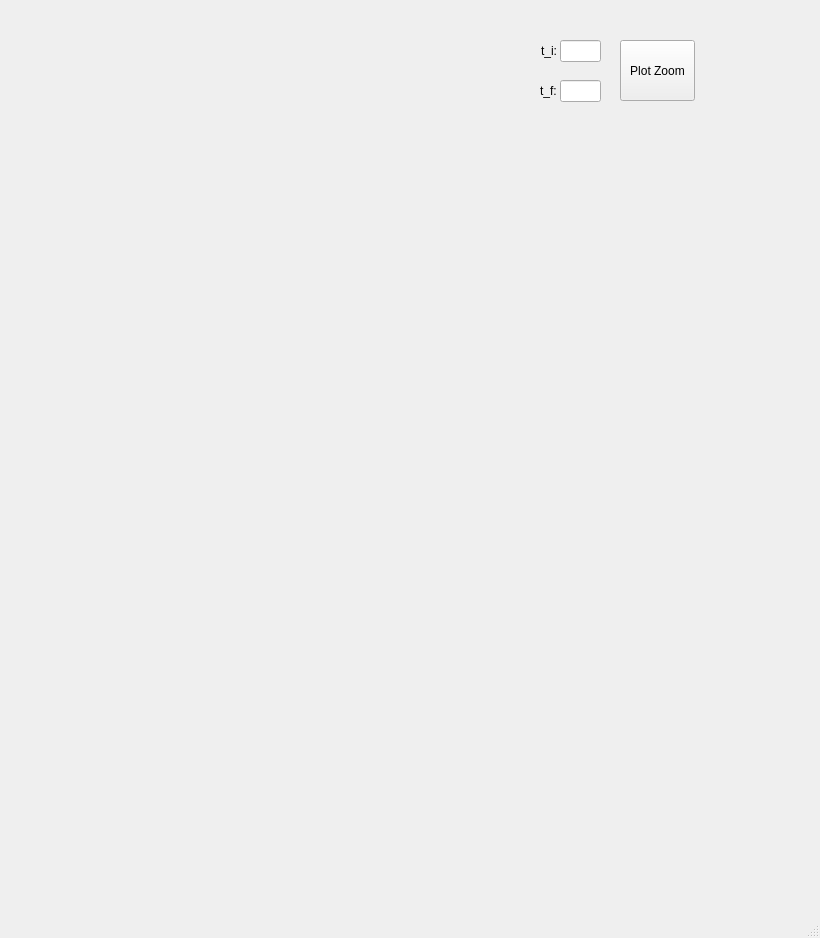
Old version of the form mainwindow.ui in the repository miguelfaf10/twiice_qt_app.
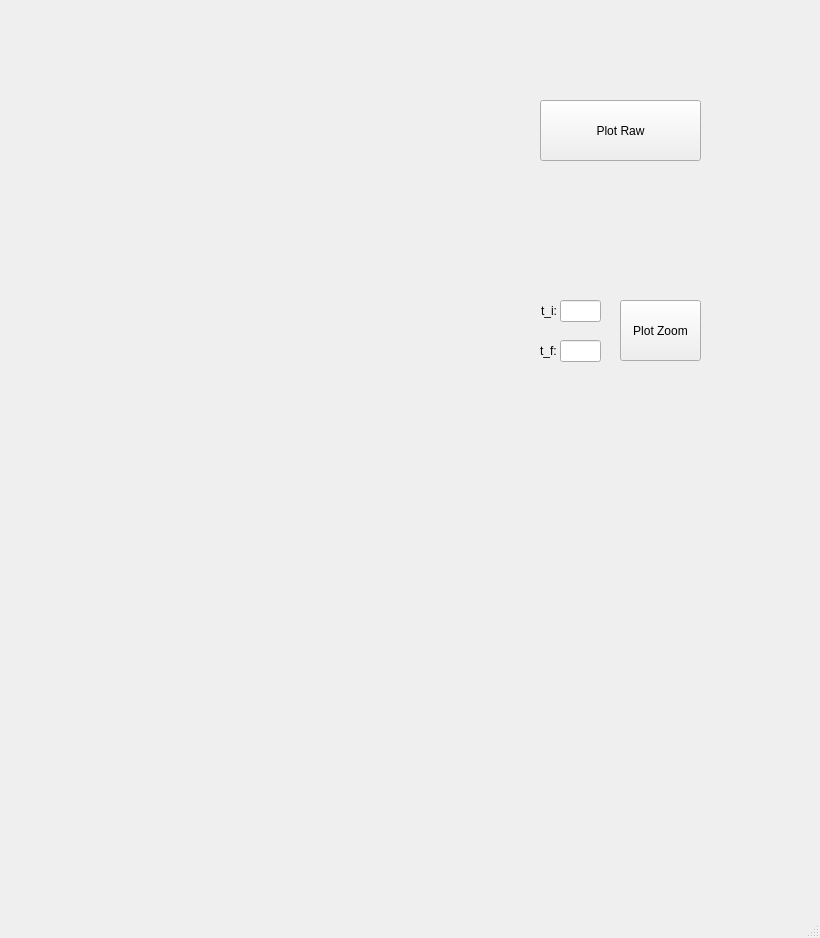
New version of the form. Custom widgets are drawn as their Qt base class.

Patch:
```diff
--- a/mainwindow.ui
+++ b/mainwindow.ui
@@ -38,7 +38,7 @@
     <property name="geometry">
      <rect>
       <x>541</x>
-      <y>40</y>
+      <y>300</y>
       <width>21</width>
       <height>21</height>
      </rect>
@@ -51,7 +51,7 @@
     <property name="geometry">
      <rect>
       <x>540</x>
-      <y>80</y>
+      <y>340</y>
       <width>21</width>
       <height>21</height>
      </rect>
@@ -84,7 +84,7 @@
     <property name="geometry">
      <rect>
       <x>560</x>
-      <y>40</y>
+      <y>300</y>
       <width>41</width>
       <height>22</height>
      </rect>
@@ -94,7 +94,7 @@
     <property name="geometry">
      <rect>
       <x>560</x>
-      <y>80</y>
+      <y>340</y>
       <width>41</width>
       <height>22</height>
      </rect>
@@ -104,8 +104,8 @@
     <property name="geometry">
      <rect>
       <x>620</x>
-      <y>40</y>
-      <width>75</width>
+      <y>300</y>
+      <width>81</width>
       <height>61</height>
      </rect>
     </property>
@@ -113,6 +113,19 @@
      <string>Plot Zoom</string>
     </property>
    </widget>
+   <widget class="QPushButton" name="buttonPlotFull">
+    <property name="geometry">
+     <rect>
+      <x>540</x>
+      <y>100</y>
+      <width>161</width>
+      <height>61</height>
+     </rect>
+    </property>
+    <property name="text">
+     <string>Plot Raw</string>
+    </property>
+   </widget>
   </widget>
   <widget class="QMenuBar" name="menubar">
    <property name="geometry">
```
